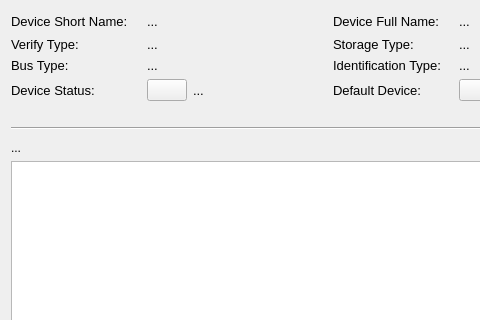
Above: src/contentpane.ui from ukui/ukui-biometric-manager before the change; both pictures show x 0 to 480 and y 0 to 320 of the 771 by 490 pixel window. Below: the same form after it.
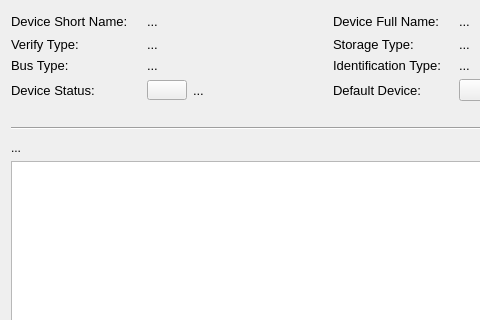
That is the form after the change.

Commit message: [Fixed] 修复第一次验证和搜索声纹时无法显示提示信息的问题;         固定ContentPane页的开关按钮的大小，防止其背景重复。

Diff of the .ui file:
```diff
--- a/src/contentpane.ui
+++ b/src/contentpane.ui
@@ -29,7 +29,7 @@
          <property name="maximumSize">
           <size>
            <width>40</width>
-           <height>16777215</height>
+           <height>20</height>
           </size>
          </property>
          <property name="text">
```
The commit also changes 2 other files.
